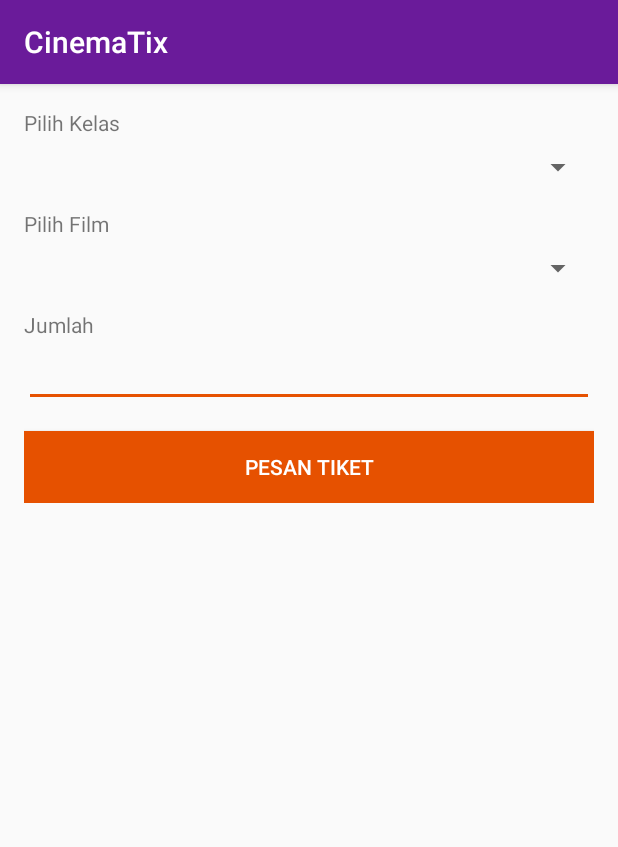
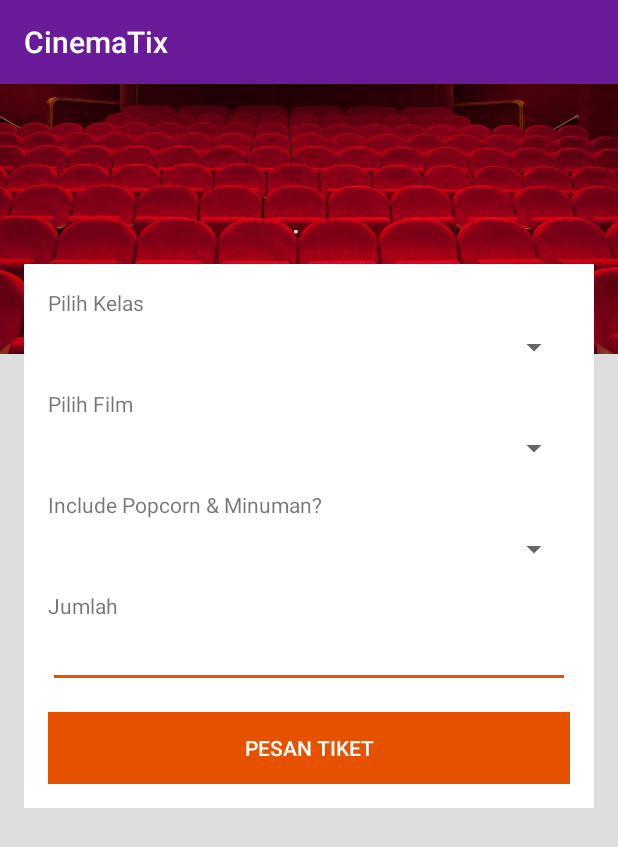
Before and after one commit to wdharmana/CinemaTix, an Android app: the screen it shows after launch (MainActivity), on a phone screen of 412 x 824 dp. Shown: the top 847 px of the screen. Run offline under Robolectric (Android 15) with nearby library versions, the phone set to English and light mode, and no system bars.

Commit message:
finish basic ui main & result

```diff
--- a/app/src/main/java/com/android/cinematix/MainActivity.java
+++ b/app/src/main/java/com/android/cinematix/MainActivity.java
@@ -1,13 +1,28 @@
 package com.android.cinematix;
 
+import android.content.Intent;
+import android.os.Bundle;
 import android.support.v7.app.AppCompatActivity;
-import android.os.Bundle;
+import android.view.View;
+import android.widget.Button;
 
 public class MainActivity extends AppCompatActivity {
+
+    Button btnBook;
 
     @Override
     protected void onCreate(Bundle savedInstanceState) {
         super.onCreate(savedInstanceState);
         setContentView(R.layout.activity_main);
+
+        btnBook = (Button) findViewById(R.id.btn_book);
+        btnBook.setOnClickListener(new View.OnClickListener() {
+            @Override
+            public void onClick(View view) {
+                Intent intent = new Intent(MainActivity.this, ResultActivity.class);
+                startActivity(intent);
+            }
+        });
+
     }
 }
--- a/app/src/main/res/layout/activity_main.xml
+++ b/app/src/main/res/layout/activity_main.xml
@@ -4,64 +4,96 @@
     xmlns:tools="http://schemas.android.com/tools"
     android:layout_width="match_parent"
     android:layout_height="match_parent"
+    android:background="#dddddd"
     tools:context="com.android.cinematix.MainActivity">
 
     <ScrollView
         android:layout_width="match_parent"
         android:layout_height="match_parent">
 
-        <LinearLayout
-            android:orientation="vertical"
-            android:padding="@dimen/default_margin"
+        <RelativeLayout
             android:layout_width="match_parent"
             android:layout_height="wrap_content">
 
+
+            <ImageView
+                android:layout_width="match_parent"
+                android:layout_height="180dp"
+                android:scaleType="centerCrop"
+                android:src="@drawable/theater"/>
+
+
+            <LinearLayout
+                android:layout_width="match_parent"
+                android:layout_height="wrap_content"
+                android:layout_marginLeft="@dimen/default_margin"
+                android:layout_marginRight="@dimen/default_margin"
+                android:layout_marginTop="120dp"
+                android:background="@color/white"
+                android:orientation="vertical"
+                android:padding="@dimen/default_margin">
+
                 <TextView
-                android:text="Pilih Kelas"
                     android:layout_width="match_parent"
-                android:layout_height="wrap_content"/>
+                    android:layout_height="wrap_content"
+                    android:text="Pilih Kelas"/>
 
                 <Spinner
                     android:id="@+id/sp_class"
+                    android:layout_width="match_parent"
+                    android:layout_height="wrap_content"
                     android:layout_marginBottom="@dimen/default_margin"
-                android:layout_marginTop="@dimen/input_margin"
-                android:layout_width="match_parent"
-                android:layout_height="wrap_content"/>
+                    android:layout_marginTop="@dimen/input_margin"/>
 
                 <TextView
-                android:text="Pilih Film"
                     android:layout_width="match_parent"
-                android:layout_height="wrap_content"/>
+                    android:layout_height="wrap_content"
+                    android:text="Pilih Film"/>
 
                 <Spinner
                     android:id="@+id/sp_movie"
+                    android:layout_width="match_parent"
+                    android:layout_height="wrap_content"
                     android:layout_marginBottom="@dimen/default_margin"
-                android:layout_marginTop="@dimen/input_margin"
-                android:layout_width="match_parent"
-                android:layout_height="wrap_content"/>
+                    android:layout_marginTop="@dimen/input_margin"/>
 
                 <TextView
-                android:text="Jumlah"
                     android:layout_width="match_parent"
-                android:layout_height="wrap_content"/>
+                    android:layout_height="wrap_content"
+                    android:text="Include Popcorn &amp; Minuman?"/>
+
+                <Spinner
+                    android:id="@+id/sp_additional"
+                    android:layout_width="match_parent"
+                    android:layout_height="wrap_content"
+                    android:layout_marginBottom="@dimen/default_margin"
+                    android:layout_marginTop="@dimen/input_margin"/>
+
+                <TextView
+                    android:layout_width="match_parent"
+                    android:layout_height="wrap_content"
+                    android:text="Jumlah"/>
 
                 <EditText
                     android:id="@+id/edt_jumlah"
+                    android:layout_width="match_parent"
+                    android:layout_height="wrap_content"
                     android:layout_marginBottom="@dimen/default_margin"
-                android:inputType="numberSigned"
-                android:layout_width="match_parent"
-                android:layout_height="wrap_content"/>
+                    android:inputType="numberSigned"/>
 
 
                 <Button
                     android:id="@+id/btn_book"
-                android:textColor="@color/white"
+                    android:layout_width="match_parent"
+                    android:layout_height="wrap_content"
                     android:background="@color/colorAccent"
                     android:text="PESAN TIKET"
-                android:layout_width="match_parent"
-                android:layout_height="wrap_content"/>
+                    android:textColor="@color/white"/>
 
             </LinearLayout>
+
+
+        </RelativeLayout>
 
     </ScrollView>
 
```
Also changed, not shown: app/src/main/AndroidManifest.xml (+9 -0 lines), app/src/main/java/com/android/cinematix/ResultActivity.java (added, +13 -0 lines), app/src/main/res/layout/activity_result.xml (added, +71 -0 lines), app/src/main/ic_launcher-web.png (added), app/src/main/res/drawable/theater.jpg (added), app/src/main/res/mipmap-hdpi/ic_launcher.png, app/src/main/res/mipmap-mdpi/ic_launcher.png, app/src/main/res/mipmap-xhdpi/ic_launcher.png, app/src/main/res/mipmap-xxhdpi/ic_launcher.png, app/src/main/res/mipmap-xxxhdpi/ic_launcher.png. Lines whose indentation alone changed are shown as unchanged.
